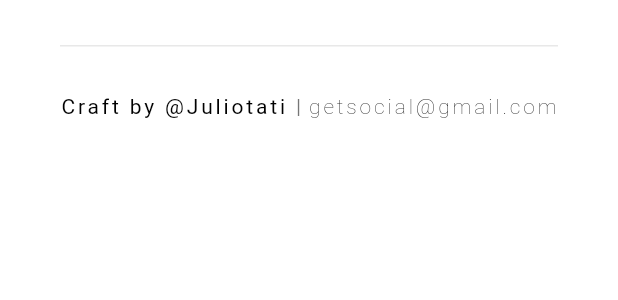
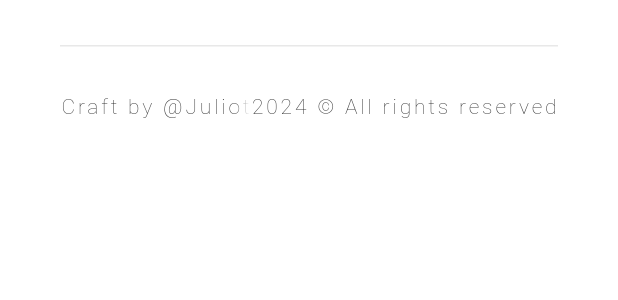
Before and after one commit to Juliotati/juliotati.com, a Flutter app: the _FooterCopyRights widget shown alone on an empty page, opened directly, on a phone screen of 412 x 824 dp. Shown: the top 300 px of the screen. Run offline on Flutter 3.47's test engine with Material 3 defaults, Android fonts, the light colour scheme and no system bars; our stand-ins replace go_router, google_fonts; missing offline and left inert: link_target; Roboto replaces fonts that are missing (Assistant).

Commit message:
chore: update translations

```diff
--- a/lib/core/links.dart
+++ b/lib/core/links.dart
@@ -1,11 +1,12 @@
 final class Links {
   static const _https = 'https://';
+  static const _notion = '${_https}juliot.notion.site';
 
   static String get despesas => '${_https}despesas.juliotati.com';
 
-  static String get instagram => '$_https.instagram.com/juliotati';
+  static String get instagram => '${_https}instagram.com/_juliotati';
 
-  static String get myEmail => 'getsocial@gmail.com';
+  static String get myEmail => 'devjuliotati@gmail.com';
 
   static String get linkTarget => '${_https}pub.dev/packages/link_target';
 
@@ -20,4 +21,6 @@ final class Links {
   static String get selfdev => '${_https}discord.gg/selfdev';
 
   static String get station => '${_https}station.selfdev.app';
+
+  static String get notion => '$_notion/Dev-96c86bd93536498e867d9fedc64ea02a';
 }
--- a/lib/pages/home/widgets/footer.dart
+++ b/lib/pages/home/widgets/footer.dart
@@ -134,8 +134,7 @@ class _FooterCopyRights extends StatelessWidget {
   @override
   Widget build(BuildContext context) {
     final year = DateTime.now().year;
-    final labelSmall = context.textTheme.bodyMedium;
-    final style = labelSmall?.copyWith(letterSpacing: 1.9);
+    final footer = context.i18n.craftedByAndAllRightsReserved(year).split('|');
     return Column(
       children: [
         const SizedBox(height: 30.0),
@@ -148,16 +147,8 @@ class _FooterCopyRights extends StatelessWidget {
               mainAxisSize: MainAxisSize.min,
               mainAxisAlignment: MainAxisAlignment.spaceBetween,
               children: [
-                Expanded(
-                  child: Text(
-                    context.i18n.craftedByAndAllRightsReserved(year),
-                    maxLines: 1,
-                    softWrap: false,
-                    overflow: TextOverflow.fade,
-                    style: style,
-                  ),
-                ),
-                _AppLinkText(url: Links.mailTo, Links.myEmail),
+                Expanded(child: _AppLinkText(url: Links.notion, footer.first)),
+                _AppLinkText(url: Links.mailTo, footer.last),
               ],
             ),
           ),
@@ -247,7 +238,7 @@ class _AppLinkTextState extends State<_AppLinkText> {
         target: widget.url,
         child: Text.rich(
           TextSpan(
-            text: _linkLabel,
+            text: _linkLabel.trim(),
             onExit: _onExit,
             onEnter: _onEnter,
             recognizer: TapGestureRecognizer()
@@ -259,6 +250,9 @@ class _AppLinkTextState extends State<_AppLinkText> {
           style: context.textTheme.bodyMedium?.copyWith(
             fontWeight: FontWeight.w200,
             fontSize: widget.fontSize,
+            backgroundColor: widget.enableHyphen
+                ? context.theme.scaffoldBackgroundColor.withOpacity(0.55)
+                : null,
             letterSpacing: 1.9,
             decoration:
                 _isHovering ? TextDecoration.underline : TextDecoration.none,
--- a/lib/translations/intl/messages_en.dart
+++ b/lib/translations/intl/messages_en.dart
@@ -65,7 +65,7 @@ class MessageLookup extends MessageLookupByLibrary {
         "myMotto": MessageLookupByLibrary.simpleMessage("My Motto"),
         "myName": MessageLookupByLibrary.simpleMessage("Júlio Tati"),
         "shortBio": MessageLookupByLibrary.simpleMessage(
-            "Júlio Tati\'s a curious being interested in the human mind. As for what he spends his on, he helps translate and transform ideas to usable products in form of well engineered software."),
+            "Meet Júlio Tati—a seeker intrigued by the labyrinth of the human mind. He dedicates his time to a unique alchemy: translating fleeting thoughts into tangible reality. Through the refined craft of software engineering, he shapes ideas into polished products that seamlessly integrate into our daily lives. His is the silent magic of innovation, transforming the abstract into the indispensable."),
         "tldr": MessageLookupByLibrary.simpleMessage("TL;DR"),
         "tldrCaption": MessageLookupByLibrary.simpleMessage(
             "Changing how the world moves through Software Craftsmanship for BMW BIMMERS at Critical TechWorks as a Rockstar Developer (Mobile Software Engineer) in Portugal Lisbon.")
--- a/lib/translations/intl/messages_pt.dart
+++ b/lib/translations/intl/messages_pt.dart
@@ -48,11 +48,11 @@ class MessageLookup extends MessageLookupByLibrary {
         "bioJoyMachine":
             MessageLookupByLibrary.simpleMessage("Máquina da Alegria 😎"),
         "bioLoudIntrovert":
-            MessageLookupByLibrary.simpleMessage("INTROVERTIDO ALTO 🗿"),
+            MessageLookupByLibrary.simpleMessage("Introvertido BARULHENTO 🗿"),
         "bioMatrixBurner":
             MessageLookupByLibrary.simpleMessage("QUEIMADOR de Matrizes 🔥"),
         "bioOtakuOverlord":
-            MessageLookupByLibrary.simpleMessage("OTAKU Overlord 🤫"),
+            MessageLookupByLibrary.simpleMessage("Senhor Supremo OTAKU 🤫"),
         "bioSoftwareCraftsman":
             MessageLookupByLibrary.simpleMessage("Produtor de Software ⚒️"),
         "bioStoryteller":
@@ -66,7 +66,7 @@ class MessageLookup extends MessageLookupByLibrary {
         "myMotto": MessageLookupByLibrary.simpleMessage("Meu Lema"),
         "myName": MessageLookupByLibrary.simpleMessage("Júlio Tati"),
         "shortBio": MessageLookupByLibrary.simpleMessage(
-            "Júlio Tati é um ser curioso e interessado na mente humana. Quanto ao que gasta, ele ajuda a traduzir e transformar ideias em produtos utilizáveis na forma de software bem projetado."),
+            "Conheça Júlio Tati — um buscador intrigado pelo labirinto da mente humana. Dedica o seu tempo a uma alquimia única: traduzir pensamentos fugazes em realidade tangível. Através da arte refinada da engenharia de software, transforma ideias em produtos sofisticados que integram-se perfeitamente no nosso quotidiano."),
         "tldr": MessageLookupByLibrary.simpleMessage("TL;DR"),
         "tldrCaption": MessageLookupByLibrary.simpleMessage(
             "Mudando a forma como o mundo se move através do Software Craftsmanship para BMW BIMMERS na Critical TechWorks como Rockstar Developer (Mobile Software Engineer) em Portugal Lisboa.")
--- a/lib/translations/intl_en.arb
+++ b/lib/translations/intl_en.arb
@@ -25,7 +25,7 @@
   "longBio": "Welcome to my corner of the internet! I'm a dynamo of diligence who thrives in the winds of change and champions long-term vision in all realms of life. Order is my canvas, and when it's disrupted, I dive in with a meticulous (yet considerate) fervor to restore harmony before pressing forward.\n\nMy appetite for knowledge is voracious; as I am constantly honing my skills and relishing the joy of mastering 'how to learn.'\n\nFrom the earliest chapters of my life, self-motivation and an exceptional work ethic have been the keystones of my character. This intrinsic drive is woven into the very fabric of my being, propelling me to achieve with a tenacity that often captures the eye of observers... I mean, that's what you get out of blend of passion and persistence!",
   "myMotto": "My Motto",
   "myName": "Júlio Tati",
-  "shortBio": "Júlio Tati's a curious being interested in the human mind. As for what he spends his on, he helps translate and transform ideas to usable products in form of well engineered software.",
+  "shortBio": "Meet Júlio Tati—a seeker intrigued by the labyrinth of the human mind. He dedicates his time to a unique alchemy: translating fleeting thoughts into tangible reality. Through the refined craft of software engineering, he shapes ideas into polished products that seamlessly integrate into our daily lives. His is the silent magic of innovation, transforming the abstract into the indispensable.",
   "tldr": "TL;DR",
   "tldrCaption": "Changing how the world moves through Software Craftsmanship for BMW BIMMERS at Critical TechWorks as a Rockstar Developer (Mobile Software Engineer) in Portugal Lisbon."
 }
--- a/lib/translations/intl_pt.arb
+++ b/lib/translations/intl_pt.arb
@@ -14,9 +14,9 @@
   "actionableTuneDescription": "Ajuste sua arte",
   "bioDartShooter": "Atirador de dardos 🎯",
   "bioJoyMachine": "Máquina da Alegria 😎",
-  "bioLoudIntrovert": "INTROVERTIDO ALTO 🗿",
+  "bioLoudIntrovert": "Introvertido BARULHENTO 🗿",
   "bioMatrixBurner": "QUEIMADOR de Matrizes 🔥",
-  "bioOtakuOverlord": "OTAKU Overlord 🤫",
+  "bioOtakuOverlord": "Senhor Supremo OTAKU 🤫",
   "bioSoftwareCraftsman": "Produtor de Software ⚒️",
   "bioStoryteller": "Contador de histórias 📚",
   "bioWeebMaster": "WEEB Master 🍱",
@@ -25,7 +25,7 @@
   "longBio": "Bem-vindo ao meu cantinho da Internet! Sou um dínamo de diligência que prospera nos ventos da mudança e defende a visão a longo prazo em todas as esferas da vida. A ordem é o meu ecrã e, quando é interrompido , mergulhe com um fervor meticuloso (mas atencioso) para restaurar a harmonia antes de seguir em frente. \n\nO meu apetite por conhecimento é voraz, pois estou constantemente a aperfeiçoar as minhas capacidades e a saborear a alegria de dominar 'como aprender'. \n \nDe; Nos primeiros capítulos da minha vida, a automotivação e uma ética de trabalho excecional foram os pilares do meu caráter. atenção dos observadores. ... Quer dizer, é isto que se ganha com um misto de paixão e persistência!",
   "myMotto": "Meu Lema",
   "myName": "Júlio Tati",
-  "shortBio": "Júlio Tati é um ser curioso e interessado na mente humana. Quanto ao que gasta, ele ajuda a traduzir e transformar ideias em produtos utilizáveis na forma de software bem projetado.",
+  "shortBio": "Conheça Júlio Tati — um buscador intrigado pelo labirinto da mente humana. Dedica o seu tempo a uma alquimia única: traduzir pensamentos fugazes em realidade tangível. Através da arte refinada da engenharia de software, transforma ideias em produtos sofisticados que integram-se perfeitamente no nosso quotidiano.",
   "tldr": "TL;DR",
   "tldrCaption": "Mudando a forma como o mundo se move através do Software Craftsmanship para BMW BIMMERS na Critical TechWorks como Rockstar Developer (Mobile Software Engineer) em Portugal Lisboa."
 }
--- a/lib/translations/l10n.dart
+++ b/lib/translations/l10n.dart
@@ -300,10 +300,10 @@ class AppLocal {
     );
   }
 
-  /// `Júlio Tati's a curious being interested in the human mind. As for what he spends his on, he helps translate and transform ideas to usable products in form of well engineered software.`
+  /// `Meet Júlio Tati—a seeker intrigued by the labyrinth of the human mind. He dedicates his time to a unique alchemy: translating fleeting thoughts into tangible reality. Through the refined craft of software engineering, he shapes ideas into polished products that seamlessly integrate into our daily lives. His is the silent magic of innovation, transforming the abstract into the indispensable.`
   String get shortBio {
     return Intl.message(
-      'Júlio Tati\'s a curious being interested in the human mind. As for what he spends his on, he helps translate and transform ideas to usable products in form of well engineered software.',
+      'Meet Júlio Tati—a seeker intrigued by the labyrinth of the human mind. He dedicates his time to a unique alchemy: translating fleeting thoughts into tangible reality. Through the refined craft of software engineering, he shapes ideas into polished products that seamlessly integrate into our daily lives. His is the silent magic of innovation, transforming the abstract into the indispensable.',
       name: 'shortBio',
       desc: '',
       args: [],
```
Also changed, not shown: lib/core/router/app_tab.dart (+55 -6 lines), lib/core/router/config.dart (+4 -61 lines), lib/core/widgets/not_found_404.dart (added, +30 -0 lines), lib/translations/intl/messages_de.dart (+7 -7 lines), lib/translations/intl_de.arb (+6 -6 lines).
